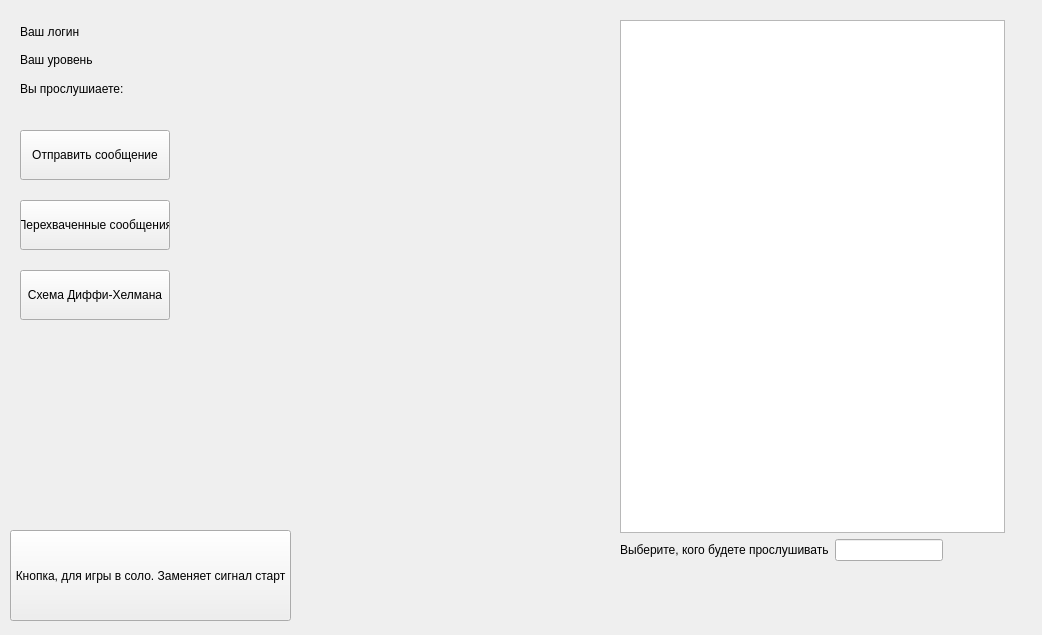
This is home_window.ui in shm0nya/Lipilin-s-game as Qt 5 draws it before an edit. The edited form follows.
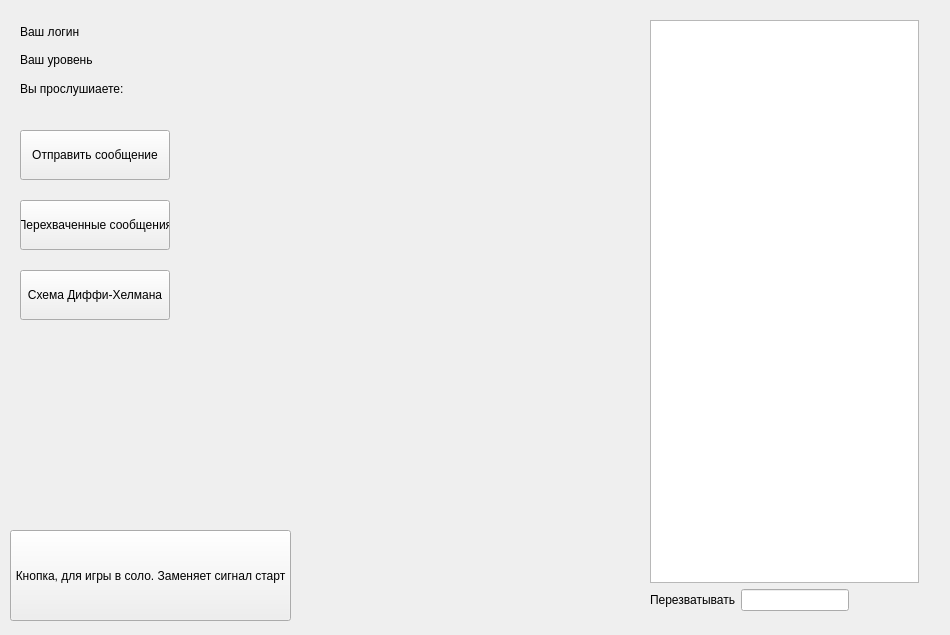
This is the edited form.

Patch:
```diff
--- a/home_window.ui
+++ b/home_window.ui
@@ -6,67 +6,25 @@
    <rect>
     <x>0</x>
     <y>0</y>
-    <width>1042</width>
+    <width>950</width>
     <height>635</height>
    </rect>
   </property>
   <property name="minimumSize">
    <size>
-    <width>1042</width>
-    <height>635</height>
+    <width>0</width>
+    <height>0</height>
    </size>
   </property>
   <property name="maximumSize">
    <size>
-    <width>1042</width>
-    <height>635</height>
+    <width>16777215</width>
+    <height>16777215</height>
    </size>
   </property>
   <property name="windowTitle">
    <string>Form</string>
   </property>
-  <widget class="QWidget" name="layoutWidget">
-   <property name="geometry">
-    <rect>
-     <x>620</x>
-     <y>20</y>
-     <width>385</width>
-     <height>541</height>
-    </rect>
-   </property>
-   <layout class="QVBoxLayout" name="componate_overhear">
-    <item>
-     <widget class="QListWidget" name="list_users"/>
-    </item>
-    <item>
-     <layout class="QHBoxLayout" name="componate_overhear_choice">
-      <item>
-       <widget class="QLabel" name="lbl_overhear_choice_show">
-        <property name="text">
-         <string>Выберите, кого будете прослушивать</string>
-        </property>
-       </widget>
-      </item>
-      <item>
-       <widget class="QLineEdit" name="overhear_choice_edit"/>
-      </item>
-      <item>
-       <spacer name="horizontalSpacer_4">
-        <property name="orientation">
-         <enum>Qt::Horizontal</enum>
-        </property>
-        <property name="sizeHint" stdset="0">
-         <size>
-          <width>40</width>
-          <height>20</height>
-         </size>
-        </property>
-       </spacer>
-      </item>
-     </layout>
-    </item>
-   </layout>
-  </widget>
   <widget class="QWidget" name="gridLayoutWidget">
    <property name="geometry">
     <rect>
@@ -253,6 +211,48 @@
     <string>Кнопка, для игры в соло. Заменяет сигнал старт</string>
    </property>
   </widget>
+  <widget class="QWidget" name="">
+   <property name="geometry">
+    <rect>
+     <x>650</x>
+     <y>20</y>
+     <width>269</width>
+     <height>591</height>
+    </rect>
+   </property>
+   <layout class="QVBoxLayout" name="componate_overhear">
+    <item>
+     <widget class="QListWidget" name="user_list"/>
+    </item>
+    <item>
+     <layout class="QHBoxLayout" name="componate_overhear_edit">
+      <item>
+       <widget class="QLabel" name="lbl_overhere_text">
+        <property name="text">
+         <string>Перезватывать</string>
+        </property>
+       </widget>
+      </item>
+      <item>
+       <widget class="QLineEdit" name="edit_overhere"/>
+      </item>
+      <item>
+       <spacer name="horizontalSpacer_4">
+        <property name="orientation">
+         <enum>Qt::Horizontal</enum>
+        </property>
+        <property name="sizeHint" stdset="0">
+         <size>
+          <width>40</width>
+          <height>20</height>
+         </size>
+        </property>
+       </spacer>
+      </item>
+     </layout>
+    </item>
+   </layout>
+  </widget>
  </widget>
  <resources/>
  <connections/>
```
